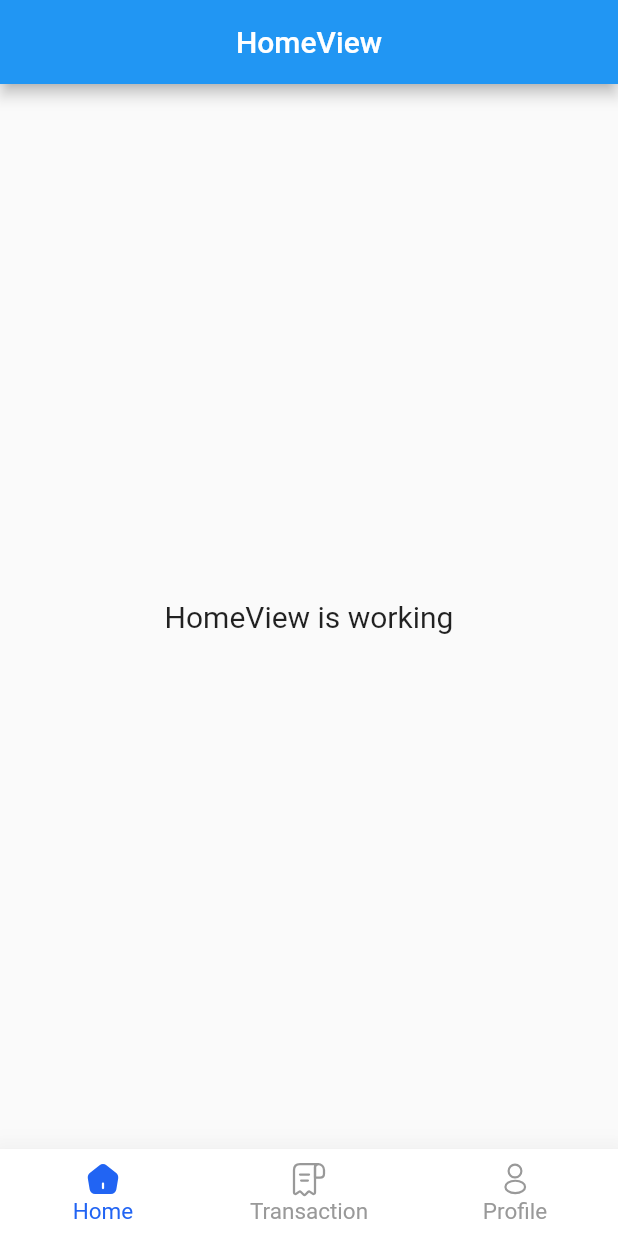
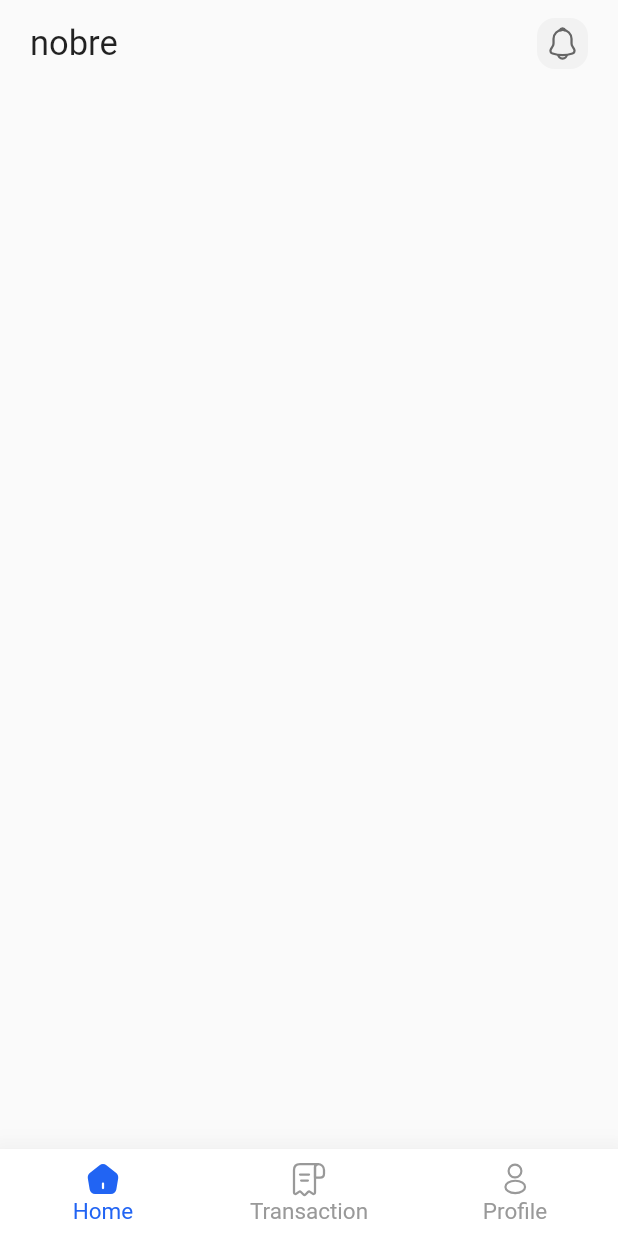
Before and after one commit to ivanismail/nobre, a Flutter app: the screen it shows after launch, on a phone screen of 412 x 824 dp. Run offline on Flutter 3.47's test engine with Material 2 defaults, Android fonts, the phone set to English and light mode, and no system bars; our stand-ins replace double_back_to_close_app, flutter_svg, get, google_fonts.

Commit message:
add: home title view

```diff
--- /dev/null
+++ b/lib/app/const.dart
@@ -0,0 +1,4 @@
+const double PAGE_WRAPPER = 20;
+const double SAVE_FAB = 30;
+const IMAGE_PLACEHOLDER = "https://i.stack.imgur.com/y9DpT.jpg";
+const Duration TIMEOUT_DURATION = Duration(seconds: 30);
--- /dev/null
+++ b/lib/app/export.dart
@@ -0,0 +1,7 @@
+export 'package:flutter/material.dart';
+export 'package:get/get.dart';
+export 'package:nobre/app/themes/themes.dart';
+export 'package:nobre/app/themes/colors.dart';
+export 'package:flutter_svg/svg.dart';
+export 'package:nobre/app/const.dart';
+export 'package:nobre/app/utils/utils.dart';
--- a/lib/app/modules/home/views/home_view.dart
+++ b/lib/app/modules/home/views/home_view.dart
@@ -1,23 +1,43 @@
-import 'package:flutter/material.dart';
+import '../../../export.dart';
 
-import 'package:get/get.dart';
+class HomeView extends StatefulWidget {
+  const HomeView({super.key});
 
-import '../controllers/home_controller.dart';
+  @override
+  State<HomeView> createState() => _HomeViewState();
+}
 
-class HomeView extends GetView<HomeController> {
+class _HomeViewState extends State<HomeView> {
   @override
   Widget build(BuildContext context) {
     return Scaffold(
-      appBar: AppBar(
-        title: Text('HomeView'),
-        centerTitle: true,
-      ),
-      body: Center(
-        child: Text(
-          'HomeView is working',
-          style: TextStyle(fontSize: 20),
-        ),
-      ),
+      body: SafeArea(
+          child: Column(
+        children: [
+          Spacing(),
+          Padding(
+            padding: pageWrapper(),
+            child: Row(
+              mainAxisAlignment: MainAxisAlignment.spaceBetween,
+              children: [
+                Text('nobre', style: h7n),
+                Container(
+                  padding: EdgeInsets.all(5),
+                  decoration: BoxDecoration(
+                    borderRadius: XTheme.borderRadius(),
+                    color: XColor.netral2(),
+                  ),
+                  child: SvgPicture.asset(
+                    'assets/notification.svg',
+                    color: XColor.netral6(),
+                  ),
+                )
+              ],
+            ),
+          ),
+          Spacing(height: 20),
+        ],
+      )),
     );
   }
 }
```
Also changed, not shown: lib/app/utils/utils.dart (added, +44 -0 lines).
